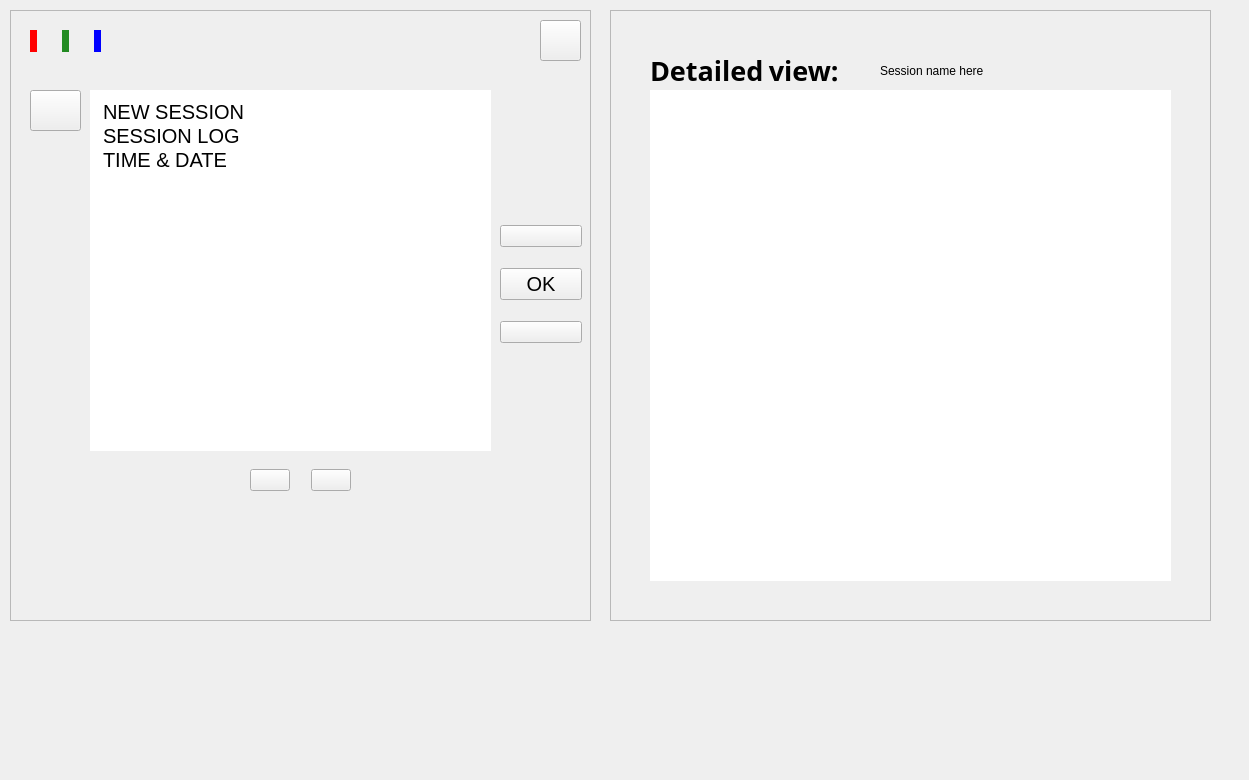
Qt form neureset/mainwindow.ui (Gabmelom/neureset) before a commit.
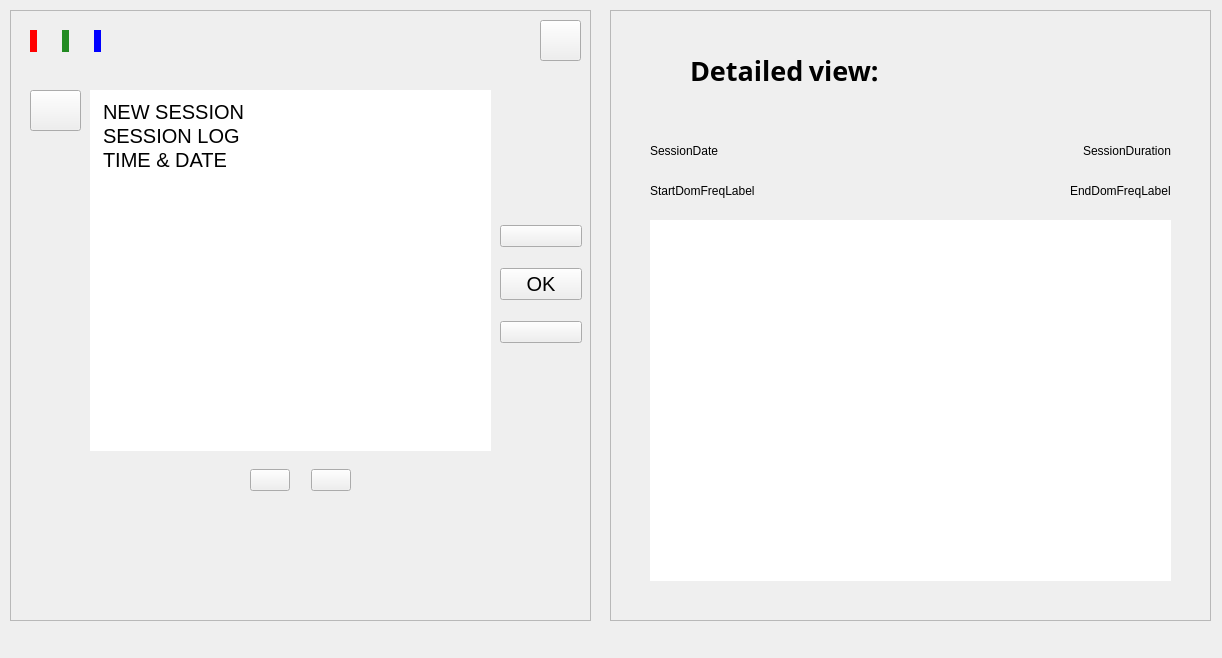
The same form after that commit. The open tabs and pages were chosen to show the change. Icons and pictures are not drawn.

Commit message: pc ui and upload session logs

Diff of the .ui file:
```diff
--- a/neureset/mainwindow.ui
+++ b/neureset/mainwindow.ui
@@ -9,8 +9,8 @@
    <rect>
     <x>0</x>
     <y>0</y>
-    <width>1249</width>
-    <height>780</height>
+    <width>1222</width>
+    <height>658</height>
    </rect>
   </property>
   <property name="windowTitle">
@@ -551,20 +551,10 @@
       </widget>
      </widget>
      <widget class="QWidget" name="detailViewPage">
-      <widget class="QTableWidget" name="tableWidget">
-       <property name="geometry">
-        <rect>
-         <x>10</x>
-         <y>40</y>
-         <width>521</width>
-         <height>491</height>
-        </rect>
-       </property>
-      </widget>
       <widget class="QLabel" name="detailedViewLabel">
        <property name="geometry">
         <rect>
-         <x>10</x>
+         <x>50</x>
          <y>0</y>
          <width>221</width>
          <height>41</height>
@@ -588,16 +578,110 @@
       <widget class="QLabel" name="sessionNameLabel">
        <property name="geometry">
         <rect>
-         <x>240</x>
-         <y>0</y>
-         <width>301</width>
+         <x>10</x>
+         <y>40</y>
+         <width>521</width>
          <height>41</height>
         </rect>
        </property>
        <property name="text">
-        <string>Session name here</string>
+        <string/>
        </property>
       </widget>
+      <widget class="QPushButton" name="pcBackButton">
+       <property name="enabled">
+        <bool>true</bool>
+       </property>
+       <property name="geometry">
+        <rect>
+         <x>9</x>
+         <y>5</y>
+         <width>31</width>
+         <height>31</height>
+        </rect>
+       </property>
+       <property name="autoFillBackground">
+        <bool>false</bool>
+       </property>
+       <property name="styleSheet">
+        <string notr="true"/>
+       </property>
+       <property name="text">
+        <string/>
+       </property>
+       <property name="icon">
+        <iconset resource="resources.qrc">
+         <normaloff>:/icons/left-from-bracket.svg</normaloff>:/icons/left-from-bracket.svg</iconset>
+       </property>
+       <property name="iconSize">
+        <size>
+         <width>30</width>
+         <height>30</height>
+        </size>
+       </property>
+      </widget>
+      <widget class="QWidget" name="horizontalLayoutWidget_5">
+       <property name="geometry">
+        <rect>
+         <x>10</x>
+         <y>80</y>
+         <width>521</width>
+         <height>41</height>
+        </rect>
+       </property>
+       <layout class="QHBoxLayout" name="dateDurationLayout">
+        <item>
+         <widget class="QLabel" name="sessionDateLabel">
+          <property name="text">
+           <string>SessionDate</string>
+          </property>
+         </widget>
+        </item>
+        <item alignment="Qt::AlignRight">
+         <widget class="QLabel" name="sessionDurationLabel">
+          <property name="text">
+           <string>SessionDuration</string>
+          </property>
+         </widget>
+        </item>
+       </layout>
+      </widget>
+      <widget class="QListWidget" name="siteBaselineList">
+       <property name="geometry">
+        <rect>
+         <x>10</x>
+         <y>170</y>
+         <width>521</width>
+         <height>361</height>
+        </rect>
+       </property>
+      </widget>
+      <widget class="QWidget" name="horizontalLayoutWidget_6">
+       <property name="geometry">
+        <rect>
+         <x>10</x>
+         <y>120</y>
+         <width>521</width>
+         <height>41</height>
+        </rect>
+       </property>
+       <layout class="QHBoxLayout" name="DomFreqLayout">
+        <item>
+         <widget class="QLabel" name="startDomFreqLabel">
+          <property name="text">
+           <string>StartDomFreqLabel</string>
+          </property>
+         </widget>
+        </item>
+        <item alignment="Qt::AlignRight">
+         <widget class="QLabel" name="endDomFreqLabel">
+          <property name="text">
+           <string>EndDomFreqLabel</string>
+          </property>
+         </widget>
+        </item>
+       </layout>
+      </widget>
      </widget>
     </widget>
    </widget>
```
Left out of the diff: 12 changed lines with no effect on the pictures. The commit also changes 7 other files.
